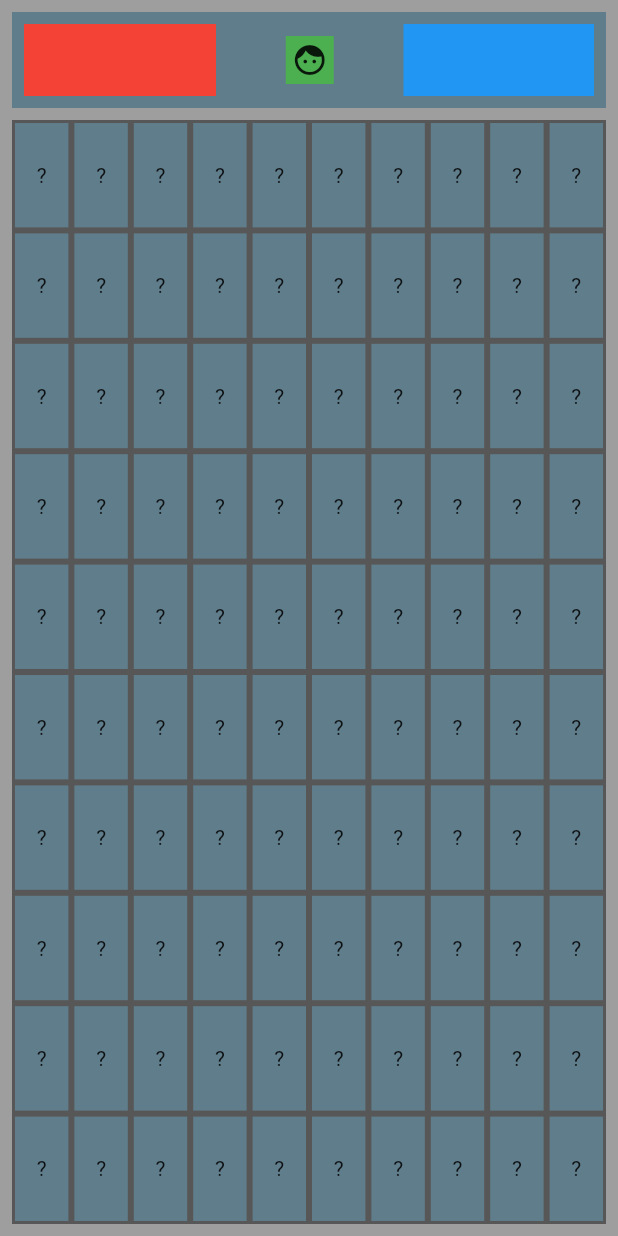
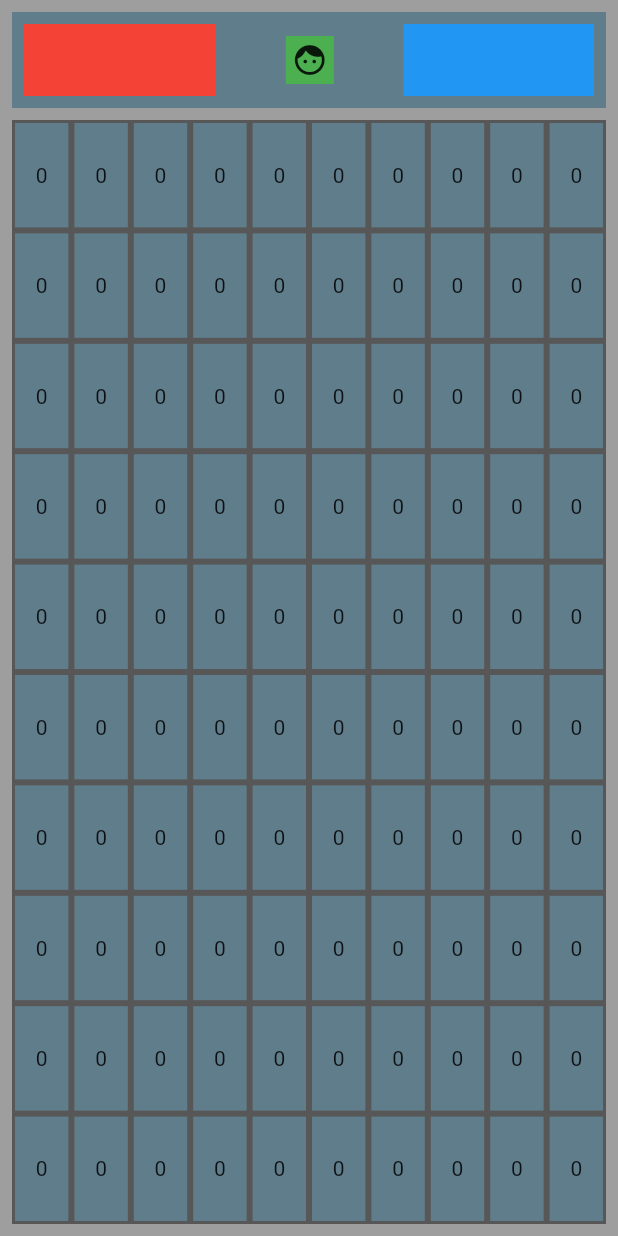
Before and after one commit to ahammer/flutter_minesweeper, a Flutter app: the screen it shows after launch, on a phone screen of 412 x 824 dp. Run offline on Flutter 3.47's test engine with Material 2 defaults, Android fonts, the phone set to English and light mode, and no system bars; our stand-ins replace built_collection, built_value, flutter_redux, redux; generated files the repository leaves out were written again.

Commit message:
Improvements to the fill algorithm

```diff
--- a/lib/src/state/mine_sweeper.dart
+++ b/lib/src/state/mine_sweeper.dart
@@ -20,6 +20,7 @@ abstract class MineSweeper implements Built<MineSweeper, MineSweeperBuilder> {
     final nodes = List<MineSweeperNode>();
     for (int i = 0; i < width * height; i++) {
       nodes.add(MineSweeperNode((b) => b
+        ..neighbours = 0
         ..isVisible = false
         ..isTagged = false));
     }
@@ -53,6 +54,8 @@ abstract class MineSweeper implements Built<MineSweeper, MineSweeperBuilder> {
       return emptyNode;
     }
   }
+
+
 }
 
 final MineSweeperNode emptyNode = MineSweeperNode.emptyNode();
--- a/lib/src/state/mine_sweeper_node.dart
+++ b/lib/src/state/mine_sweeper_node.dart
@@ -12,15 +12,16 @@ abstract class MineSweeperNode
 
   factory MineSweeperNode.emptyNode() => MineSweeperNode((b)=>b
   ..isBomb = false
-  ..isVisible = false);
+  ..isVisible = false
+  ..isTagged = false
+  ..neighbours = 0);
 
   bool get isVisible;
-
   bool get isTagged;
+  int get neighbours;
 
   //We don't decide bombs until after the first tap
   @nullable
   bool get isBomb;
 
-
 }
--- a/lib/src/ui/components/game_board.dart
+++ b/lib/src/ui/components/game_board.dart
@@ -145,7 +145,7 @@ class MineBlock extends StatelessWidget {
                   : Colors.blueGrey,
               duration: Duration(milliseconds: 300),
               child: Center(
-                  child: Text(vm.isVisible ? (vm.isBomb ? "B" : " ") : "?")),
+                  child: Text(vm.isVisible ? (vm.isBomb ? "B" : " ") : "${vm.neighbours}")),
             ),
           ),
         ));
```
Also changed, not shown: lib/src/state/actions/minesweeper_actions.dart (+62 -24 lines), lib/src/state/mine_sweeper_node.g.dart.
